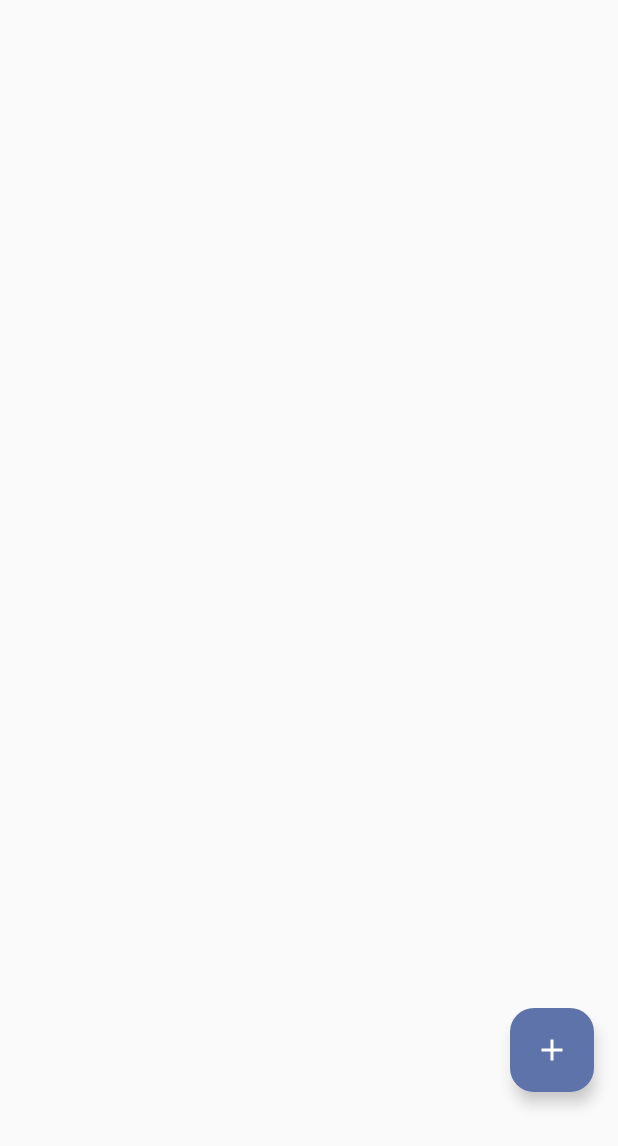
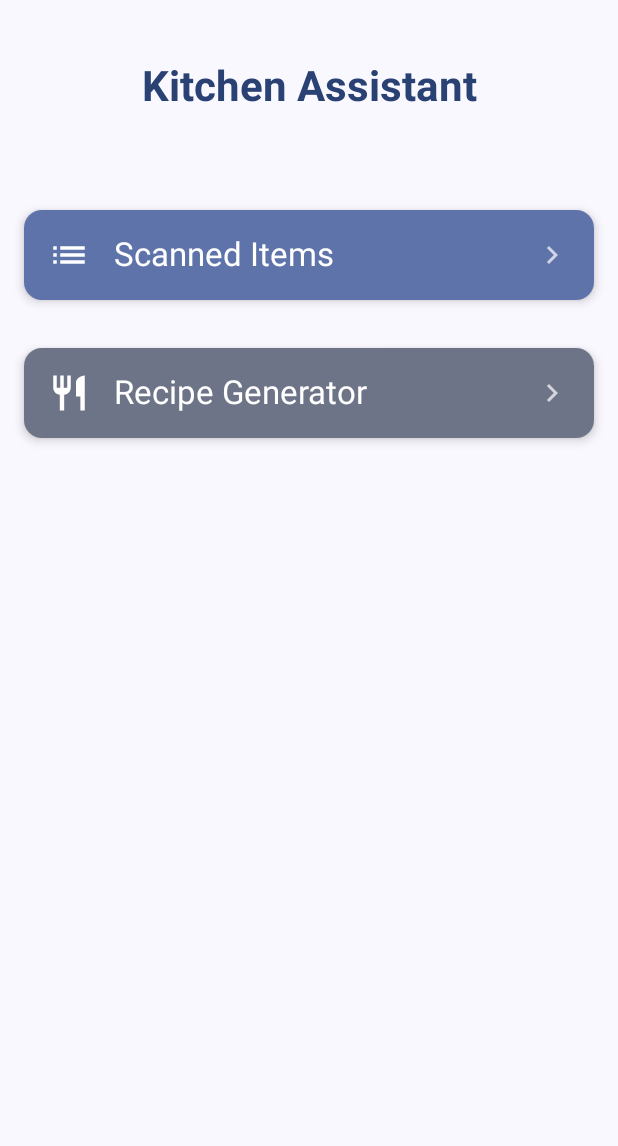
Before and after one commit to martinfosby/FoodGuard, an Android app built with Jetpack Compose: the screen it shows after launch (MainActivity), on a phone screen of 412 x 824 dp. Shown: the top 1146 px of the screen. Run offline under Robolectric (Android 15) with nearby library versions, the phone set to English and light mode, and no system bars; libraries missing offline, so code that uses them is left out: androidx.camera.core, androidx.camera.lifecycle, androidx.camera.view, com.google.mlkit.vision; pictures from the network do not load.

Commit message:
added HomeScreen

```diff
--- a/app/build.gradle.kts
+++ b/app/build.gradle.kts
@@ -54,6 +54,7 @@ dependencies {
     implementation("androidx.appcompat:appcompat:1.7.0")
     implementation("androidx.compose.material3:material3")
     implementation("androidx.compose.compiler:compiler:1.5.15")  // Example for a compatible version
+    implementation("androidx.compose.material:material-icons-extended:1.7.8")
 
     // Activity support for Compose
     implementation("androidx.activity:activity-compose:1.10.1")
--- a/app/src/main/java/com/example/foodguard/MainActivity.kt
+++ b/app/src/main/java/com/example/foodguard/MainActivity.kt
@@ -2,7 +2,9 @@ package com.example.foodguard
 
 import FoodScreen
 import BarcodeScannerScreen
+import HomeScreen
 import ProductInfoScreen
+import RecipeGeneratorScreen
 import ScannedItemsScreen
 import android.os.Bundle
 import androidx.activity.ComponentActivity
@@ -29,8 +31,11 @@ fun FoodGuardApp() {
 
         val navController = rememberNavController()
 
-        NavHost(navController = navController, startDestination = "scanned_items") {
+        NavHost(navController = navController, startDestination = "home") {
             composable("home") {
+                HomeScreen(navController)
+            }
+            composable("food") {
                 FoodScreen(navController)
             }
             composable("scanned_items") {
@@ -43,6 +48,8 @@ fun FoodGuardApp() {
                 val barcode = backStackEntry.arguments?.getString("barcode") ?: ""
                 ProductInfoScreen(navController, barcode)
             }
+            composable("recipe_generator") {
+                RecipeGeneratorScreen() }
 
         }
     }
--- a/app/src/main/java/com/example/foodguard/Screens.kt
+++ b/app/src/main/java/com/example/foodguard/Screens.kt
@@ -7,6 +7,10 @@ import androidx.compose.foundation.layout.Column
 import androidx.compose.foundation.layout.Row
 import androidx.compose.foundation.layout.fillMaxSize
 import androidx.compose.material3.Text
+import androidx.compose.material.icons.Icons
+import androidx.compose.material.icons.filled.ChevronRight
+import androidx.compose.material.icons.filled.List
+import androidx.compose.material.icons.filled.Restaurant
 import androidx.compose.runtime.*
 import androidx.compose.ui.Modifier
 import androidx.compose.ui.graphics.Color
@@ -26,7 +30,6 @@ import androidx.compose.foundation.lazy.LazyColumn
 import androidx.compose.foundation.lazy.items
 import androidx.compose.foundation.shape.CircleShape
 import androidx.compose.foundation.shape.RoundedCornerShape
-import androidx.compose.material.icons.Icons
 import androidx.compose.material.icons.filled.*
 import androidx.compose.material3.*
 import androidx.compose.ui.Alignment
@@ -175,7 +178,102 @@ fun BarcodeScannerScreen(navController: NavController) {
     }
 }
 
+@Composable
+fun HomeScreen(navController: NavController) {
+    Box(
+        modifier = Modifier
+            .fillMaxSize()
+            .background(MaterialTheme.colorScheme.background)
+            .padding(16.dp)
+    ) {
+        Column(
+            modifier = Modifier.fillMaxWidth(),
+            horizontalAlignment = Alignment.CenterHorizontally
+        ) {
+            Text(
+                text = "Kitchen Assistant",
+                style = MaterialTheme.typography.headlineMedium,
+                color = MaterialTheme.colorScheme.primary,
+                fontWeight = FontWeight.Bold,
+                modifier = Modifier.padding(vertical = 24.dp)
+            )
 
+            Spacer(modifier = Modifier.height(32.dp))
+
+            Card(
+                modifier = Modifier
+                    .fillMaxWidth()
+                    .padding(vertical = 8.dp)
+                    .clickable { navController.navigate("scanned_items") },
+                elevation = CardDefaults.cardElevation(defaultElevation = 4.dp),
+                colors = CardDefaults.cardColors(containerColor = MaterialTheme.colorScheme.primaryContainer)
+            ) {
+                Row(
+                    modifier = Modifier
+                        .fillMaxWidth()
+                        .padding(16.dp),
+                    verticalAlignment = Alignment.CenterVertically
+                ) {
+                    Icon(
+                        imageVector = Icons.Default.List,
+                        contentDescription = "Scanned Items",
+                        tint = MaterialTheme.colorScheme.onPrimaryContainer,
+                        modifier = Modifier.size(28.dp)
+                    )
+                    Spacer(modifier = Modifier.width(16.dp))
+                    Text(
+                        text = "Scanned Items",
+                        style = MaterialTheme.typography.titleLarge,
+                        color = MaterialTheme.colorScheme.onPrimaryContainer
+                    )
+                    Spacer(modifier = Modifier.weight(1f))
+                    Icon(
+                        imageVector = Icons.Default.ChevronRight,
+                        contentDescription = null,
+                        tint = MaterialTheme.colorScheme.onPrimaryContainer.copy(alpha = 0.7f)
+                    )
+                }
+            }
+
+            Spacer(modifier = Modifier.height(16.dp))
+
+            Card(
+                modifier = Modifier
+                    .fillMaxWidth()
+                    .padding(vertical = 8.dp)
+                    .clickable { navController.navigate("recipe_generator") },
+                elevation = CardDefaults.cardElevation(defaultElevation = 4.dp),
+                colors = CardDefaults.cardColors(containerColor = MaterialTheme.colorScheme.secondaryContainer)
+            ) {
+                Row(
+                    modifier = Modifier
+                        .fillMaxWidth()
+                        .padding(16.dp),
+                    verticalAlignment = Alignment.CenterVertically
+                ) {
+                    Icon(
+                        imageVector = Icons.Default.Restaurant,
+                        contentDescription = "Recipes",
+                        tint = MaterialTheme.colorScheme.onSecondaryContainer,
+                        modifier = Modifier.size(28.dp)
+                    )
+                    Spacer(modifier = Modifier.width(16.dp))
+                    Text(
+                        text = "Recipe Generator",
+                        style = MaterialTheme.typography.titleLarge,
+                        color = MaterialTheme.colorScheme.onSecondaryContainer
+                    )
+                    Spacer(modifier = Modifier.weight(1f))
+                    Icon(
+                        imageVector = Icons.Default.ChevronRight,
+                        contentDescription = null,
+                        tint = MaterialTheme.colorScheme.onSecondaryContainer.copy(alpha = 0.7f)
+                    )
+                }
+            }
+        }
+    }
+}
 
 @Composable
 fun FoodScreen(navController: NavController) {
```
